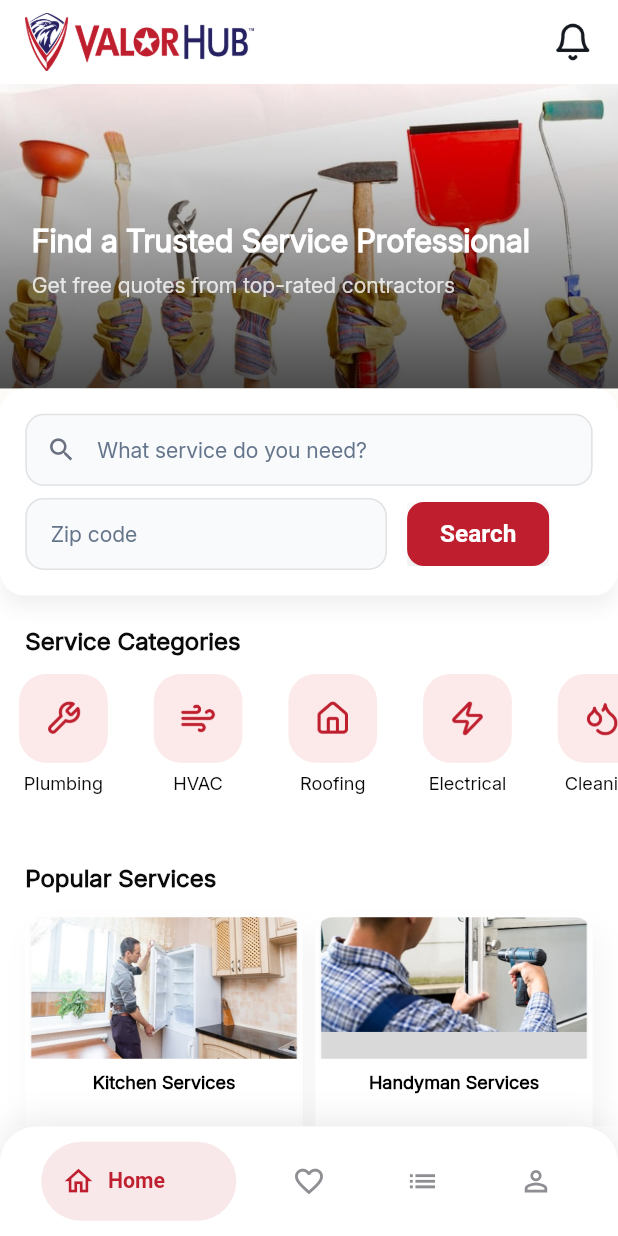
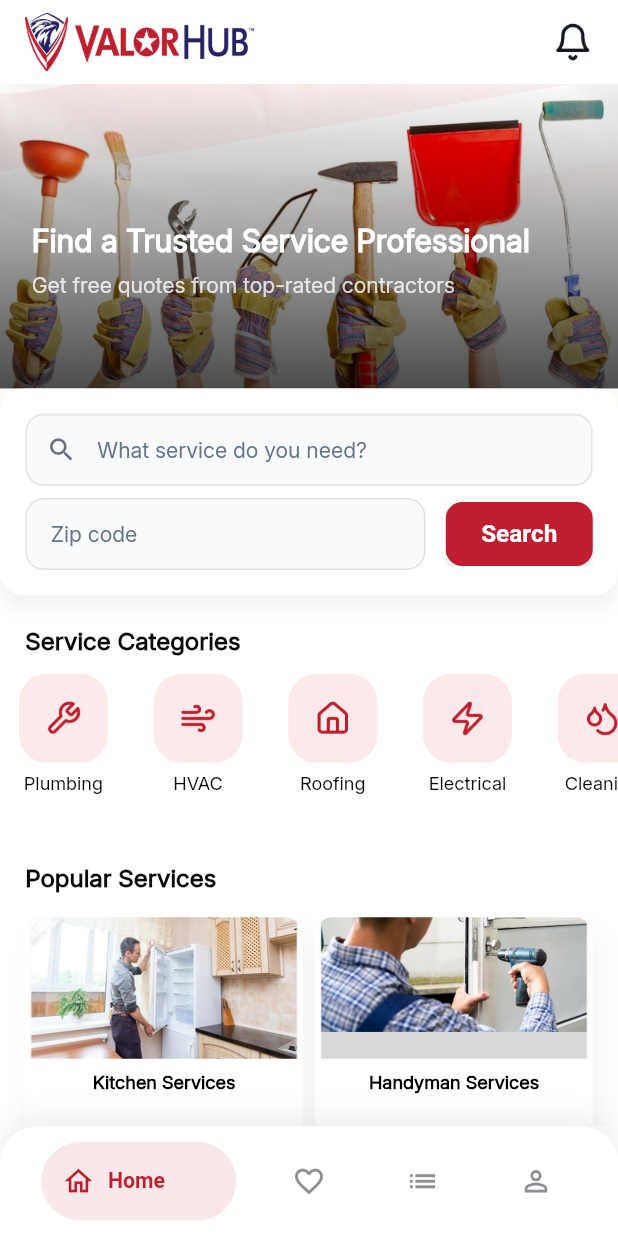
Before and after one commit to KaziAsif406/ValorHub_Home_Service_App, a Flutter app: the screen it shows after launch, on a phone screen of 412 x 824 dp. Run offline on Flutter 3.47's test engine with Material 3 defaults, Android fonts, the phone set to English and light mode, and no system bars; drawn by our look-alikes of auto_animated; our stand-ins replace cached_network_image, dio, dotted_border, flutter_screenutil, get, get_it and 4 more; missing offline and left inert: dotlottie_loader.

Commit message:
Home Header Fixed

```diff
--- a/lib/features/home/presentation/widgets/home_header.dart
+++ b/lib/features/home/presentation/widgets/home_header.dart
@@ -100,12 +100,12 @@ class HomeHeader extends StatelessWidget {
                 Row(
                   children: [
                     CustomTextFormField(
-                      width: 216.w,
+                      width: 239.w,
                       hintText: 'Zip code',
                     ),
                     UIHelper.horizontalSpace(12.7.w),
                     CustomButton(
-                      width: 85.w,
+                      width: 88.w,
                       label: 'Search',
                       onPressed: () {
                         NavigationService.navigateTo(Routes.findLocationScreen);
```
